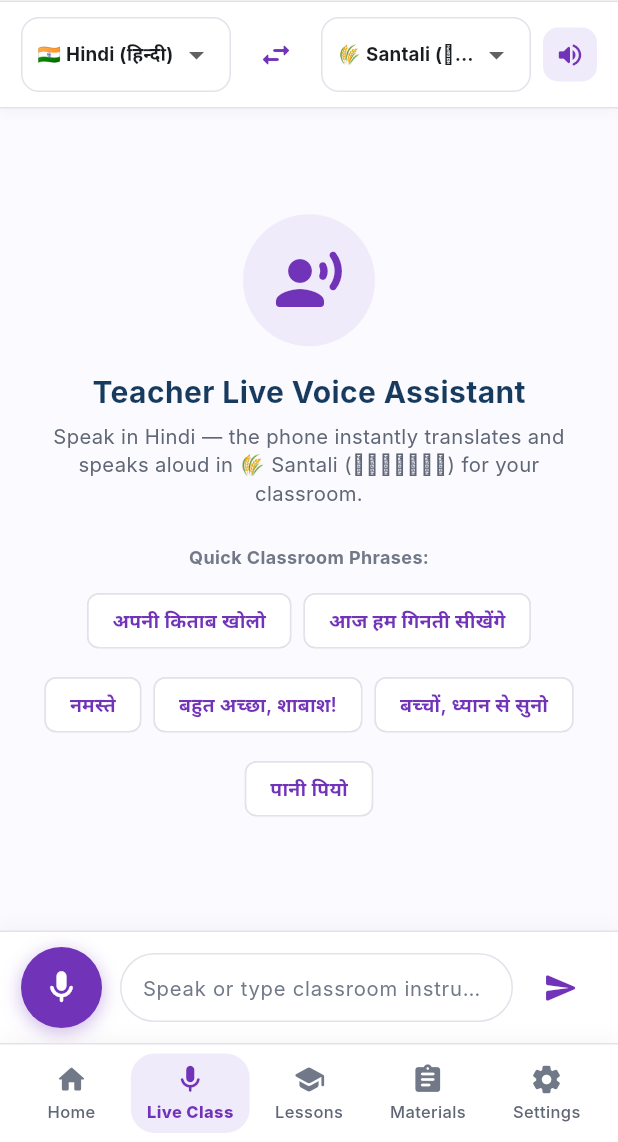
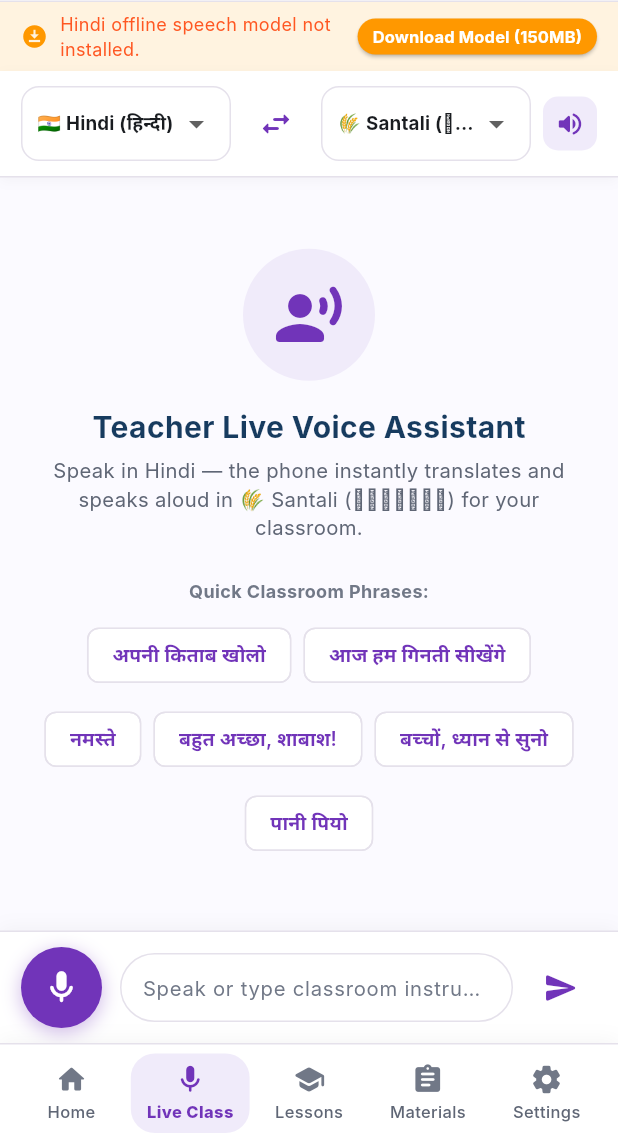
Before and after one commit to vaseem0703/sih, a Flutter app: the screen it shows after launch, item 2 of the bottom bar chosen, on a phone screen of 412 x 824 dp, the part 94-1236 px from its top. Run offline on Flutter 3.47's test engine with Material 3 defaults, Android fonts, the light colour scheme and no system bars; our stand-ins replace audioplayers, permission_handler, shared_preferences, speech_to_text; missing offline and left inert: record, sherpa_onnx; Roboto replaces fonts that are missing (Inter).

Commit message:
feat: implement on-device offline Hindi ASR using IndicConformer ONNX + Sherpa-ONNX 1.13.6

```diff
--- a/sih_flutter_app/lib/screens/live_class_screen.dart
+++ b/sih_flutter_app/lib/screens/live_class_screen.dart
@@ -4,6 +4,7 @@ import '../models/translation_result.dart';
 import '../services/speech_service.dart';
 import '../services/translation_service.dart';
 import '../services/tts_service.dart';
+import '../services/on_device_asr_service.dart';
 
 class LiveClassScreen extends StatefulWidget {
   final SpeechService speechService;
@@ -53,11 +54,27 @@ class _LiveClassScreenState extends State<LiveClassScreen>
     'पानी पियो',
   ];
 
+  final OnDeviceAsrService _onDeviceAsrService = OnDeviceAsrService();
+
   @override
   void initState() {
     super.initState();
-    // Warm up STT eagerly: permission + locale discovery
     widget.speechService.warmUp();
+    _checkOnDeviceModel();
+  }
+
+  void _checkOnDeviceModel() async {
+    await _onDeviceAsrService.checkModelStatus();
+    if (mounted) setState(() {});
+  }
+
+  void _downloadOnDeviceModel() async {
+    await _onDeviceAsrService.downloadModel(
+      onProgress: (progress, status) {
+        if (mounted) setState(() {});
+      },
+    );
+    if (mounted) setState(() {});
   }
 
   @override
@@ -211,12 +228,100 @@ class _LiveClassScreenState extends State<LiveClassScreen>
     )['name']!;
   }
 
+  Widget _buildOnDeviceModelBanner() {
+    final status = _onDeviceAsrService.status;
+    if (status == OnDeviceAsrStatus.ready) {
+      return Container(
+        color: Colors.green.shade50,
+        padding: const EdgeInsets.symmetric(horizontal: 14, vertical: 6),
+        child: Row(
+          children: const [
+            Icon(Icons.offline_pin, color: Colors.green, size: 18),
+            SizedBox(width: 8),
+            Text(
+              'Hindi Offline ASR Ready (100% On-Device)',
+              style: TextStyle(
+                color: Colors.green,
+                fontWeight: FontWeight.bold,
+                fontSize: 12,
+              ),
+            ),
+          ],
+        ),
+      );
+    } else if (status == OnDeviceAsrStatus.downloading) {
+      return Container(
+        color: Colors.amber.shade50,
+        padding: const EdgeInsets.symmetric(horizontal: 14, vertical: 8),
+        child: Row(
+          children: [
+            const SizedBox(
+              width: 16,
+              height: 16,
+              child: CircularProgressIndicator(strokeWidth: 2),
+            ),
+            const SizedBox(width: 10),
+            Expanded(
+              child: Text(
+                _onDeviceAsrService.statusMessage,
+                style: const TextStyle(
+                  color: Colors.orange,
+                  fontWeight: FontWeight.bold,
+                  fontSize: 12,
+                ),
+              ),
+            ),
+          ],
+        ),
+      );
+    } else {
+      return Container(
+        color: Colors.orange.shade50,
+        padding: const EdgeInsets.symmetric(horizontal: 14, vertical: 6),
+        child: Row(
+          children: [
+            const Icon(
+              Icons.download_for_offline,
+              color: Colors.orange,
+              size: 18,
+            ),
+            const SizedBox(width: 8),
+            const Expanded(
+              child: Text(
+                'Hindi offline speech model not installed.',
+                style: TextStyle(color: Colors.deepOrange, fontSize: 12),
+              ),
+            ),
+            ElevatedButton(
+              onPressed: _downloadOnDeviceModel,
+              style: ElevatedButton.styleFrom(
+                backgroundColor: Colors.orange,
+                foregroundColor: Colors.white,
+                padding: const EdgeInsets.symmetric(
+                  horizontal: 10,
+                  vertical: 4,
+                ),
+                minimumSize: Size.zero,
+                tapTargetSize: MaterialTapTargetSize.shrinkWrap,
+              ),
+              child: const Text(
+                'Download Model (150MB)',
+                style: TextStyle(fontSize: 11, fontWeight: FontWeight.bold),
+              ),
+            ),
+          ],
+        ),
+      );
+    }
+  }
+
   @override
   Widget build(BuildContext context) {
     return Scaffold(
       backgroundColor: AppColors.background,
       body: Column(
         children: [
+          _buildOnDeviceModelBanner(),
           // Top Language Selector & Auto-Speaker Bar
           Container(
             padding: const EdgeInsets.symmetric(horizontal: 14, vertical: 10),
--- a/sih_flutter_app/pubspec.yaml
+++ b/sih_flutter_app/pubspec.yaml
@@ -42,6 +42,7 @@ dependencies:
   permission_handler: ^11.3.1
   record: ^7.1.1
   path_provider: ^2.1.6
+  sherpa_onnx: ^1.13.6
 
 dev_dependencies:
   flutter_test:
```
Also changed, not shown: sih_flutter_app/lib/services/on_device_asr_service.dart (added, +227 -0 lines), sih_flutter_app/lib/services/speech_service.dart (+25 -0 lines), sih_flutter_app/pubspec.lock, 5 other files.
